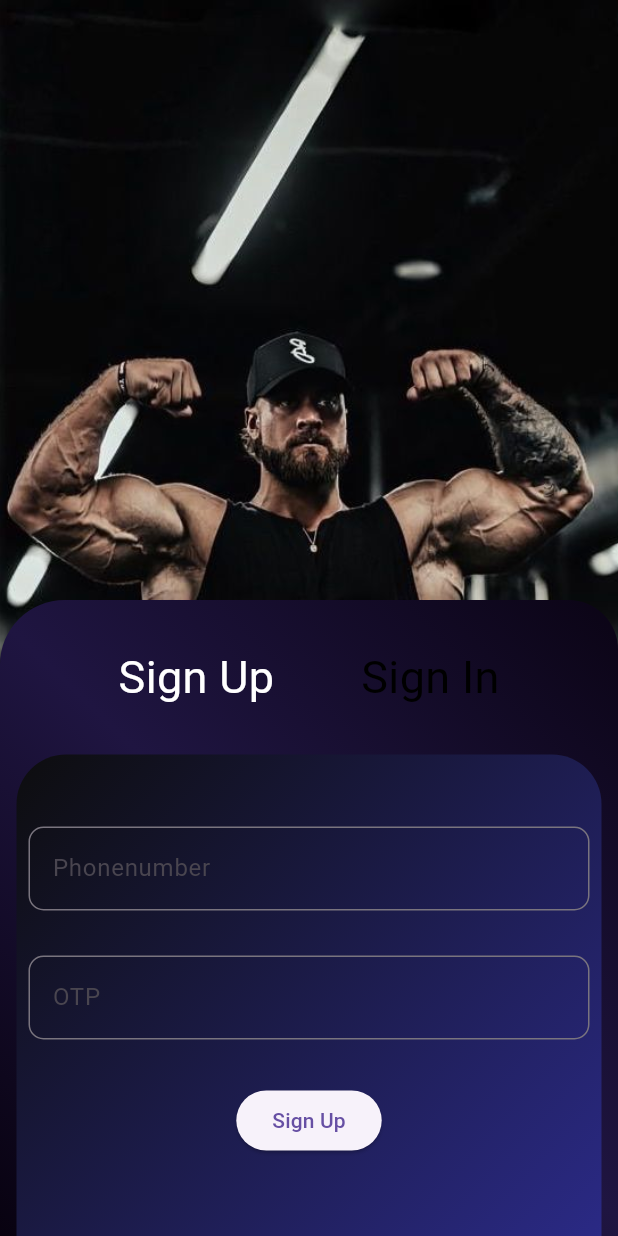
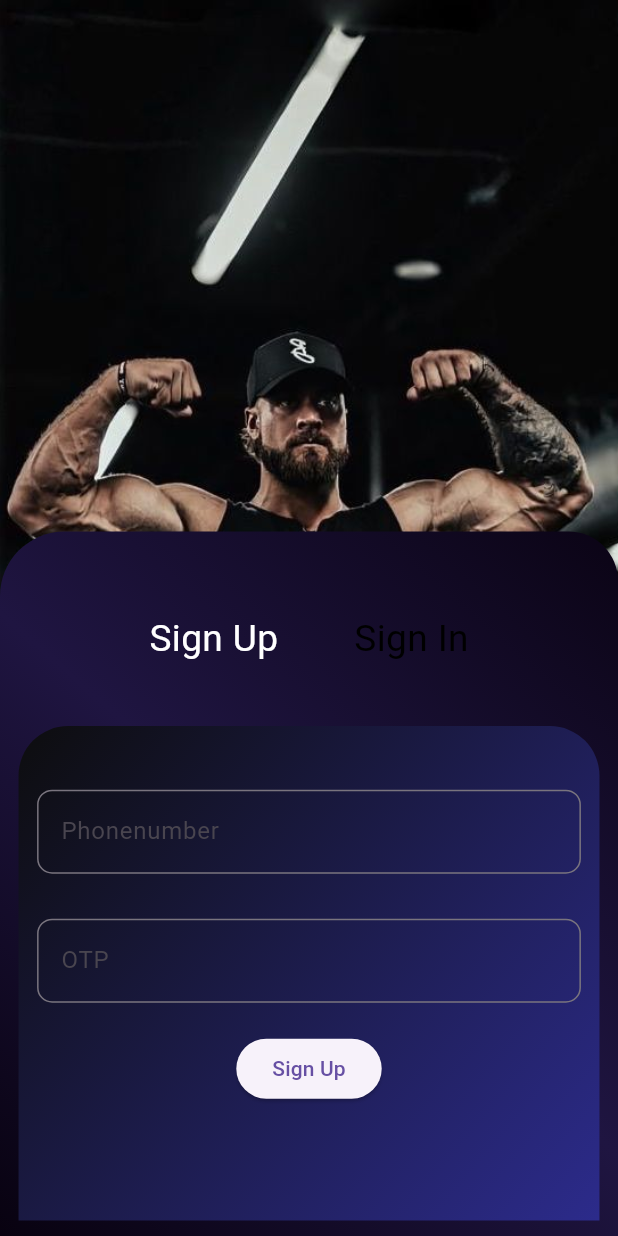
Before and after one commit to Aswinkora/fit_flow, a Flutter app: the screen it shows after launch, on a phone screen of 412 x 824 dp. Run offline on Flutter 3.47's test engine with Material 3 defaults, Android fonts, the light colour scheme and no system bars; our stand-ins replace firebase_core; accounts and stored records are empty.

Commit message:
ui design

```diff
--- a/lib/pages/sign.dart
+++ b/lib/pages/sign.dart
@@ -27,6 +27,8 @@ class Signin extends State<SignPage> {
 
   @override
   Widget build(BuildContext context) {
+    final screenWidth = MediaQuery.of(context).size.width;
+    final screenHeight = MediaQuery.of(context).size.height;
     return Scaffold(
       body: Stack(
         children: [
@@ -40,13 +42,12 @@ class Signin extends State<SignPage> {
             ),
           ),
           Padding(
-            padding: const EdgeInsets.only(top: 400),
+            padding: EdgeInsets.only(top: screenHeight * 0.43),
             child: Center(
               child: Container(
                 height: double.infinity,
                 width: double.infinity,
                 decoration: const BoxDecoration(
-                    color: Colors.white,
                     borderRadius: BorderRadius.only(
                         topRight: Radius.circular(33),
                         topLeft: Radius.circular(43)),
@@ -65,15 +66,16 @@ class Signin extends State<SignPage> {
                         16,
                       )
                     ], begin: Alignment.topRight, end: Alignment.bottomLeft)),
+                child: Padding(
+                  padding: EdgeInsets.all(screenWidth * 0.03),
                   child: Column(
                     children: [
-                    const SizedBox(
-                      height: 30,
-                    ),
+                      SizedBox(height: screenHeight * 0.05),
                       Align(
                         alignment: Alignment.topLeft,
                         child: Padding(
-                        padding: const EdgeInsets.symmetric(horizontal: 50),
+                          padding: EdgeInsets.symmetric(
+                              horizontal: screenWidth * 0.15),
                           child: Row(
                             mainAxisAlignment: MainAxisAlignment.spaceAround,
                             children: [
@@ -82,8 +84,9 @@ class Signin extends State<SignPage> {
                                 child: Text(
                                   'Sign Up',
                                   style: TextStyle(
-                                    fontSize: 30,
-                                    color: sign ? Colors.white : Colors.black),
+                                      fontSize: screenWidth * 0.06,
+                                      color:
+                                          sign ? Colors.white : Colors.black),
                                 ),
                               ),
                               GestureDetector(
@@ -91,20 +94,21 @@ class Signin extends State<SignPage> {
                                 child: Text(
                                   'Sign In',
                                   style: TextStyle(
-                                    fontSize: 30,
-                                    color: sign ? Colors.black : Colors.white),
+                                      fontSize: screenWidth * 0.06,
+                                      color:
+                                          sign ? Colors.black : Colors.white),
                                 ),
                               )
                             ],
                           ),
                         ),
                       ),
-                    const SizedBox(
-                      height: 30,
+                      SizedBox(
+                        height: screenHeight * 0.05,
                       ),
                       Container(
-                      height: 360,
-                      width: 390,
+                        height: screenHeight * 0.4,
+                        width: screenWidth,
                         decoration: const BoxDecoration(
                           gradient: LinearGradient(
                               begin: Alignment.topLeft,
@@ -124,11 +128,12 @@ class Signin extends State<SignPage> {
                         ),
                         child: SingleChildScrollView(
                           child: Padding(
-                            padding: const EdgeInsets.all(8.0),
+                              padding: EdgeInsets.all(screenWidth * 0.03),
                               child: sign ? SignInPage() : SignUpPage()),
                         ),
                       )
                     ],
+                  ),
                 ),
               ),
             ),
--- a/lib/pages/signinpage.dart
+++ b/lib/pages/signinpage.dart
@@ -4,16 +4,16 @@ import 'package:fit_flow/pages/level.dart';
 class SignInPage extends StatefulWidget {
   @override
   State<StatefulWidget> createState() {
-   return signin();
+    return signin();
   }
+}
 
-}
-class signin extends State<SignInPage>{
+class signin extends State<SignInPage> {
   @override
   Widget build(BuildContext context) {
     return Column(
       children: [
-        SizedBox(height: 40),
+        SizedBox(height: 30),
         TextFormField(
           decoration: InputDecoration(
             labelText: 'Phonenumber',
@@ -31,7 +31,7 @@ class signin extends State<SignInPage>{
             ),
           ),
         ),
-        SizedBox(height: 30),
+        SizedBox(height: 20),
         ElevatedButton(
           onPressed: () {
             Navigator.push(
--- a/pubspec.yaml
+++ b/pubspec.yaml
@@ -64,7 +64,7 @@ flutter:
   assets:
     - images/img.png
     - images/img2.png
-
+    - images/img3.png
   # An image asset can refer to one or more resolution-specific "variants", see
   # https://flutter.dev/assets-and-images/#resolution-aware
 
```
Also changed, not shown: lib/pages/bodypart.dart (+11 -1 lines), lib/pages/execises.dart (added, +70 -0 lines), lib/pages/signuppage.dart (+6 -8 lines), images/img3.png (added). Lines whose indentation alone changed are shown as unchanged.
